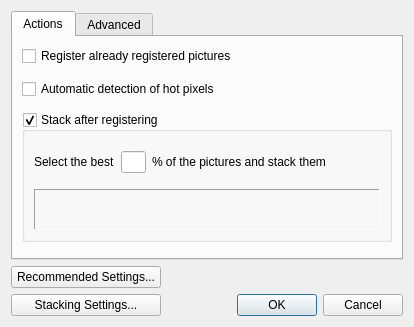
First picture: the form in DeepSkyStacker/ui/RegisterSettings.ui, repository deepskystacker/DSS, before the edit.
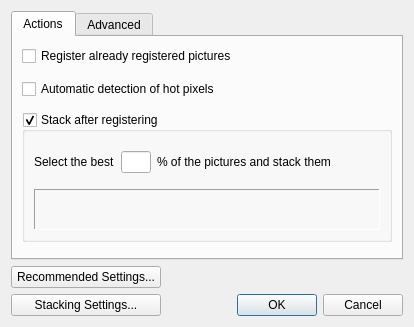
Second picture: the form after the edit.

Commit message: Increase size of line edit control to prevent clipping

Diff of the .ui file:
```diff
--- a/DeepSkyStacker/ui/RegisterSettings.ui
+++ b/DeepSkyStacker/ui/RegisterSettings.ui
@@ -128,10 +128,13 @@
              <widget class="QLineEdit" name="percentStack">
               <property name="maximumSize">
                <size>
-                <width>25</width>
+                <width>30</width>
                 <height>16777215</height>
                </size>
               </property>
+              <property name="text">
+               <string/>
+              </property>
               <property name="alignment">
                <set>Qt::AlignRight|Qt::AlignTrailing|Qt::AlignVCenter</set>
               </property>
```
Left out of the diff: 30 changed lines with no effect on the pictures.
